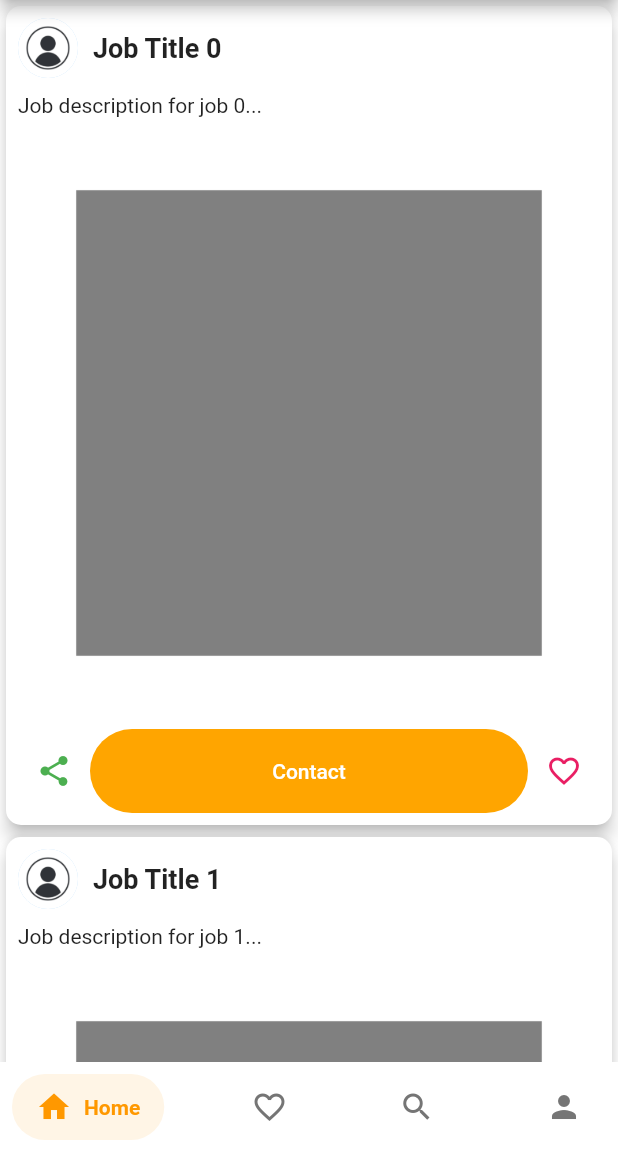
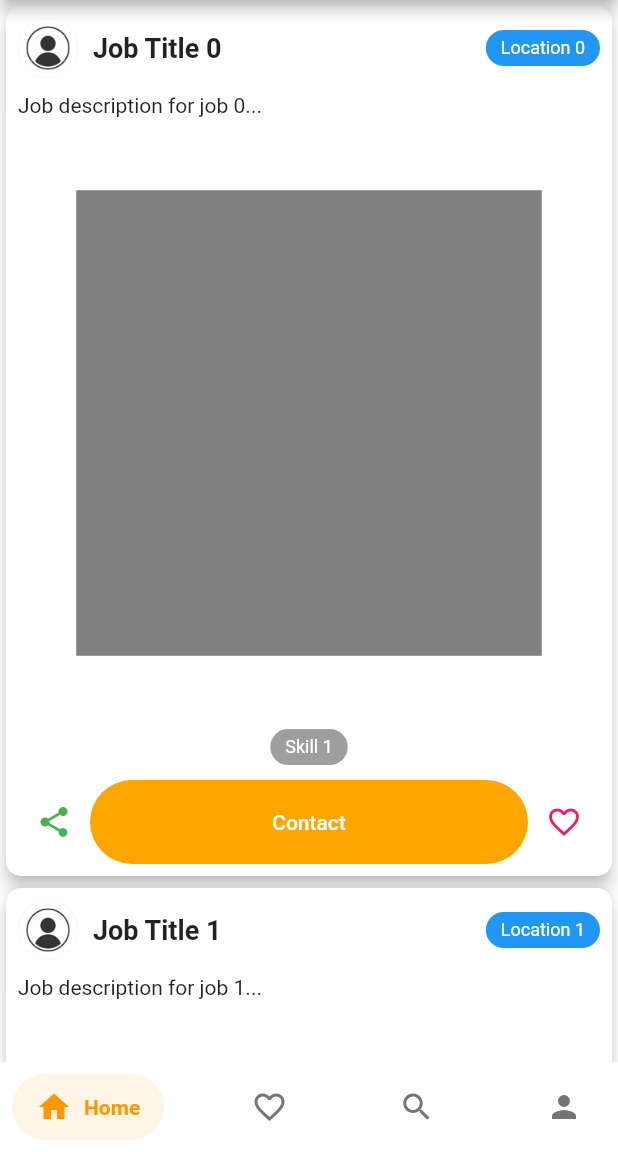
Before and after one commit to SwitchSkills/frontend, a Flutter app: the BottomNavBar screen opened directly, on a phone screen of 412 x 824 dp, the part 84-1236 px from its top. Run offline on Flutter 3.47's test engine with Material 2 defaults, Android fonts, the phone set to English and light mode, and no system bars; drawn by our look-alikes of salomon_bottom_bar; our stand-ins replace flutter_svg.

Commit message:
Profile pop-up works

```diff
--- a/switchskilss/lib/Screens/Feed/feed_screen.dart
+++ b/switchskilss/lib/Screens/Feed/feed_screen.dart
@@ -41,11 +41,25 @@ class MobileFeedScreen extends StatelessWidget {
         child: ListView.builder(
           itemCount: 10,
           itemBuilder: (context, index) {
+
+            List<String> tags = [];
+            if (index % 3 == 0) tags = ['Skill 1'];
+            if (index % 3 == 1) tags = ['Skill 1', 'Skill 2'];
+            if (index % 3 == 2) tags = ['Skill 1', 'Skill 2', 'Skill 3'];
+
             return JobPost(
               profileImageUrl: 'assets/images/profile_pic.jpg',
               title: 'Job Title $index',
               description: 'Job description for job $index...',
               postImageUrl: 'assets/images/post_pic.png',
+              location: 'Location $index',
+              tags: tags,
+              firstName: 'First Name $index',
+              lastName: 'Last Name $index',
+              phoneNumber: '+32 471 23 45 67',
+              emailAddress: 'mail@example.com',
+              userLocation: 'User $index Location',
+              starRating: 4.5,
             );
           },
         ),
@@ -53,4 +67,5 @@ class MobileFeedScreen extends StatelessWidget {
     ],
   );
 }
+
 }
--- a/switchskilss/lib/Screens/Likes/likes_screen.dart
+++ b/switchskilss/lib/Screens/Likes/likes_screen.dart
@@ -41,13 +41,26 @@ class MobileLikesScreen extends StatelessWidget {
     children: [
       Expanded(
         child: ListView.builder(
-            itemCount: 3,
+          itemCount: 2,
           itemBuilder: (context, index) {
+            List<String> tags = [];
+            if (index % 3 == 0) tags = ['Skill 1'];
+            if (index % 3 == 1) tags = ['Skill 1', 'Skill 2'];
+            if (index % 3 == 2) tags = ['Skill 1', 'Skill 2', 'Skill 3'];
+
             return JobPost(
               profileImageUrl: 'assets/images/profile_pic.jpg',
               title: 'Liked Job $index',
               description: 'Job description for liked job $index...',
               postImageUrl: 'assets/images/post_pic.png',
+              location: 'Location $index',
+              tags: tags,
+              firstName: 'First Name $index',
+              lastName: 'Last Name $index',
+              phoneNumber: '+32 471 23 45 67',
+              emailAddress: 'mail@example.com',
+              userLocation: 'User $index Location',
+              starRating: 4.5,
             );
           },
         ),
--- a/switchskilss/lib/components/job_post.dart
+++ b/switchskilss/lib/components/job_post.dart
@@ -5,6 +5,14 @@ class JobPost extends StatelessWidget {
   final String title;
   final String description;
   final String postImageUrl;
+  final String location;
+  final List<String> tags;
+  final String firstName;
+  final String lastName;
+  final String phoneNumber;
+  final String emailAddress;
+  final String userLocation;
+  final double starRating;
 
   const JobPost({
     Key? key,
@@ -12,7 +20,81 @@ class JobPost extends StatelessWidget {
     required this.title,
     required this.description,
     required this.postImageUrl,
+    required this.location,
+    required this.tags,
+    required this.firstName,
+    required this.lastName,
+    required this.phoneNumber,
+    required this.emailAddress,
+    required this.userLocation,
+    required this.starRating,
   }) : super(key: key);
+
+void showProfileDialog(BuildContext context) {
+  showDialog(
+    context: context,
+    builder: (context) => AlertDialog(
+      title: Row(
+        mainAxisAlignment: MainAxisAlignment.spaceBetween,
+        children: [
+          Text('Profile Information'),
+          IconButton(
+            icon: Icon(Icons.close),
+            onPressed: () => Navigator.of(context).pop(),
+          ),
+        ],
+      ),
+      content: SingleChildScrollView(
+        scrollDirection: Axis.horizontal,
+        child: ConstrainedBox(
+          constraints: BoxConstraints(
+            maxWidth: MediaQuery.of(context).size.width - 30, // Adjust as needed
+          ),
+          child: Table(
+            border: TableBorder.all(color: Colors.orange),
+            columnWidths: {
+              0: IntrinsicColumnWidth(),
+              1: IntrinsicColumnWidth(),
+            },
+            children: [
+              _createRow('First Name:', firstName),
+              _createRow('Last Name:', lastName),
+              _createRow('Phone Number:', phoneNumber),
+              _createRow('Email Address:', emailAddress),
+              _createRow('Location:', userLocation),
+              _createRow('Rating:', starRating.toString()),
+            ],
+          ),
+        ),
+      ),
+    ),
+  );
+}
+
+
+TableRow _createRow(String label, String value) {
+  return TableRow(
+    children: [
+      Container(
+        padding: EdgeInsets.all(8.0),
+        decoration: BoxDecoration(
+          color: Colors.orange.shade100,
+        ),
+        child: Text(label),
+      ),
+      Container(
+        padding: EdgeInsets.all(8.0),
+        decoration: BoxDecoration(
+          color: Colors.orange.shade100,
+        ),
+        child: Text(value),
+      ),
+    ],
+  );
+}
+
+
+
 
   @override
   Widget build(BuildContext context) {
@@ -28,8 +110,11 @@ class JobPost extends StatelessWidget {
           children: [
             Row(
               children: [
-                CircleAvatar(
+                GestureDetector(
+                    onTap: () => showProfileDialog(context), // Open dialog
+                    child: CircleAvatar(
                         backgroundImage: AssetImage(profileImageUrl),
+                    ),
                 ),
                 SizedBox(width: 10),
                 Expanded(
@@ -42,6 +127,20 @@ class JobPost extends StatelessWidget {
                     overflow: TextOverflow.ellipsis,
                   ),
                 ),
+                Container(
+                  padding: EdgeInsets.symmetric(horizontal: 10, vertical: 5),
+                  decoration: BoxDecoration(
+                    color: Colors.blue,
+                    borderRadius: BorderRadius.circular(15),
+                  ),
+                  child: Text(
+                    location,
+                    style: TextStyle(
+                      color: Colors.white,
+                      fontSize: 12,
+                    ),
+                  ),
+                ),
               ],
             ),
             SizedBox(height: 10),
@@ -52,6 +151,26 @@ class JobPost extends StatelessWidget {
             ),
             SizedBox(height: 10),
             Image.asset(postImageUrl),
+            SizedBox(height: 10),
+            Center(
+                child: Wrap(
+                    spacing: 8,
+                    children: tags.map((tag) => Container(
+                    padding: EdgeInsets.symmetric(horizontal: 10, vertical: 5),
+                    decoration: BoxDecoration(
+                        color: Colors.grey,
+                        borderRadius: BorderRadius.circular(15),
+                    ),
+                    child: Text(
+                        tag,
+                        style: TextStyle(
+                        color: Colors.white,
+                        fontSize: 12,
+                        ),
+                    ),
+                    )).toList(),
+                ),
+            ),
             SizedBox(height: 10),
             Row(
               mainAxisAlignment: MainAxisAlignment.spaceAround,
@@ -67,13 +186,11 @@ class JobPost extends StatelessWidget {
                     child: Text("Contact"),
                   ),
                 ),
-
                 IconButton(
                   icon: Icon(Icons.favorite_border),
                   onPressed: () => print("Liked"),
                   color: Colors.pink,
                 ),
-
               ],
             ),
           ],
```
Lines whose indentation alone changed are shown as unchanged.
